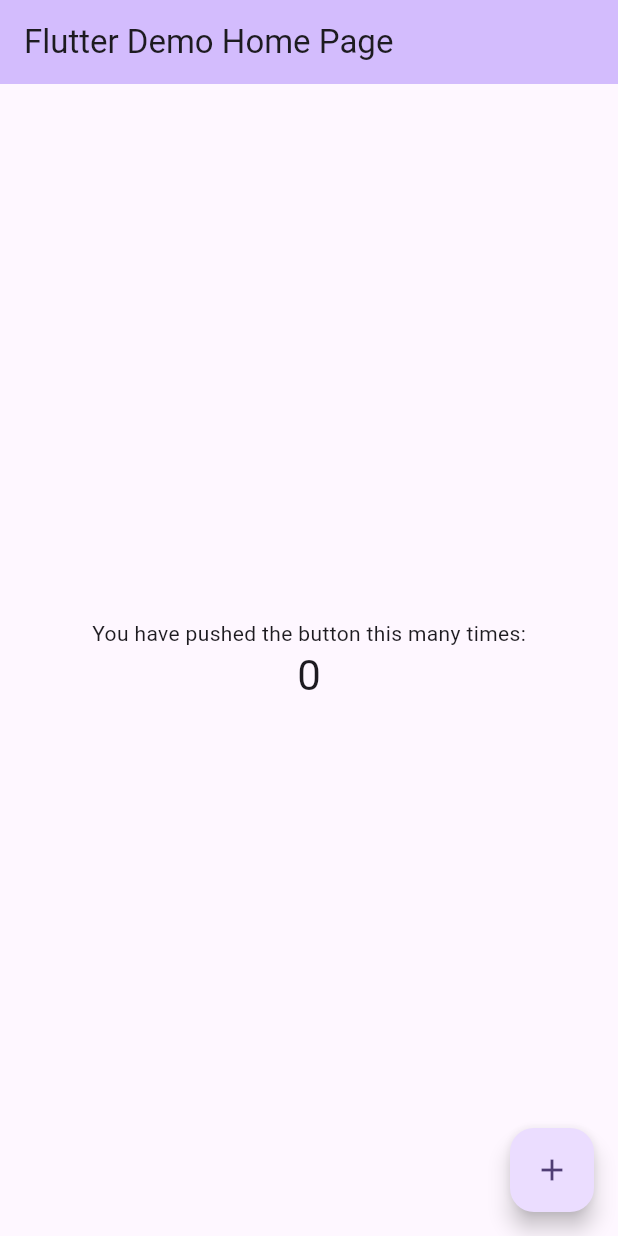
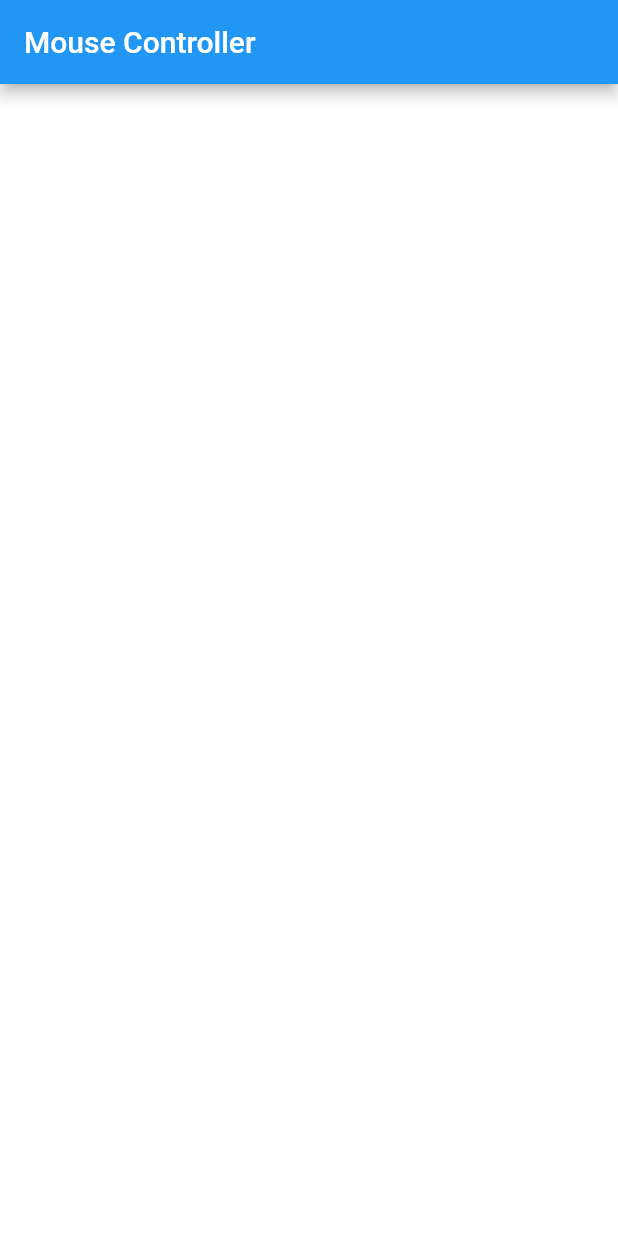
Before and after one commit to mukundsolanki/SyncPad, a Flutter app: the screen it shows after launch, on a phone screen of 412 x 824 dp. Run offline on Flutter 3.47's test engine with Material 2 defaults, Android fonts, the phone set to English and light mode, and no system bars; our stand-ins replace socket_io_client; network calls fail.

Commit message:
Basic mouse movement test done with the server

```diff
--- a/lib/main.dart
+++ b/lib/main.dart
@@ -1,125 +1,73 @@
+import 'dart:io';
+import 'dart:typed_data';
 import 'package:flutter/material.dart';
+import 'package:flutter/services.dart';
+import 'package:socket_io_client/socket_io_client.dart' as IO;
 
 void main() {
-  runApp(const MyApp());
+  runApp( MouseControllerApp());
 }
 
-class MyApp extends StatelessWidget {
-  const MyApp({super.key});
-
-  // This widget is the root of your application.
+class MouseControllerApp extends StatelessWidget {
   @override
   Widget build(BuildContext context) {
     return MaterialApp(
-      title: 'Flutter Demo',
+      title: 'Mouse Controller',
       theme: ThemeData(
-        // This is the theme of your application.
-        //
-        // TRY THIS: Try running your application with "flutter run". You'll see
-        // the application has a blue toolbar. Then, without quitting the app,
-        // try changing the seedColor in the colorScheme below to Colors.green
-        // and then invoke "hot reload" (save your changes or press the "hot
-        // reload" button in a Flutter-supported IDE, or press "r" if you used
-        // the command line to start the app).
-        //
-        // Notice that the counter didn't reset back to zero; the application
-        // state is not lost during the reload. To reset the state, use hot
-        // restart instead.
-        //
-        // This works for code too, not just values: Most code changes can be
-        // tested with just a hot reload.
-        colorScheme: ColorScheme.fromSeed(seedColor: Colors.deepPurple),
-        useMaterial3: true,
+        primarySwatch: Colors.blue,
       ),
-      home: const MyHomePage(title: 'Flutter Demo Home Page'),
+      home: MouseControllerPage(),
     );
   }
 }
 
-class MyHomePage extends StatefulWidget {
-  const MyHomePage({super.key, required this.title});
+class MouseControllerPage extends StatefulWidget {
+  @override
+  _MouseControllerPageState createState() => _MouseControllerPageState();
+}
 
-  // This widget is the home page of your application. It is stateful, meaning
-  // that it has a State object (defined below) that contains fields that affect
-  // how it looks.
-
-  // This class is the configuration for the state. It holds the values (in this
-  // case the title) provided by the parent (in this case the App widget) and
-  // used by the build method of the State. Fields in a Widget subclass are
-  // always marked "final".
-
-  final String title;
+class _MouseControllerPageState extends State<MouseControllerPage> {
+  late IO.Socket socket;
 
   @override
-  State<MyHomePage> createState() => _MyHomePageState();
-}
+  void initState() {
+    super.initState();
+    connectToServer();
+  }
 
-class _MyHomePageState extends State<MyHomePage> {
-  int _counter = 0;
+  void connectToServer() {
+    socket = IO.io(
+      'http://192.168.29.192:3000',
+      IO.OptionBuilder()
+          .setTransports(['websocket'])
+          .enableAutoConnect()
+          .build(),
+    );
+    socket.onConnect((_) {
+      print('Connected');
+    });
+  }
 
-  void _incrementCounter() {
-    setState(() {
-      // This call to setState tells the Flutter framework that something has
-      // changed in this State, which causes it to rerun the build method below
-      // so that the display can reflect the updated values. If we changed
-      // _counter without calling setState(), then the build method would not be
-      // called again, and so nothing would appear to happen.
-      _counter++;
-    });
+  void sendMouseEvent(String event, int dx, int dy) {
+    socket.emit('mouseEvent', {'event': event, 'dx': dx, 'dy': dy});
   }
 
   @override
   Widget build(BuildContext context) {
-    // This method is rerun every time setState is called, for instance as done
-    // by the _incrementCounter method above.
-    //
-    // The Flutter framework has been optimized to make rerunning build methods
-    // fast, so that you can just rebuild anything that needs updating rather
-    // than having to individually change instances of widgets.
     return Scaffold(
       appBar: AppBar(
-        // TRY THIS: Try changing the color here to a specific color (to
-        // Colors.amber, perhaps?) and trigger a hot reload to see the AppBar
-        // change color while the other colors stay the same.
-        backgroundColor: Theme.of(context).colorScheme.inversePrimary,
-        // Here we take the value from the MyHomePage object that was created by
-        // the App.build method, and use it to set our appbar title.
-        title: Text(widget.title),
+        title: Text('Mouse Controller'),
       ),
-      body: Center(
-        // Center is a layout widget. It takes a single child and positions it
-        // in the middle of the parent.
-        child: Column(
-          // Column is also a layout widget. It takes a list of children and
-          // arranges them vertically. By default, it sizes itself to fit its
-          // children horizontally, and tries to be as tall as its parent.
-          //
-          // Column has various properties to control how it sizes itself and
-          // how it positions its children. Here we use mainAxisAlignment to
-          // center the children vertically; the main axis here is the vertical
-          // axis because Columns are vertical (the cross axis would be
-          // horizontal).
-          //
-          // TRY THIS: Invoke "debug painting" (choose the "Toggle Debug Paint"
-          // action in the IDE, or press "p" in the console), to see the
-          // wireframe for each widget.
-          mainAxisAlignment: MainAxisAlignment.center,
-          children: <Widget>[
-            const Text(
-              'You have pushed the button this many times:',
-            ),
-            Text(
-              '$_counter',
-              style: Theme.of(context).textTheme.headlineMedium,
-            ),
-          ],
+      body: GestureDetector(
+        onPanUpdate: (details) {
+          int dx = details.delta.dx.round();
+          int dy = details.delta.dy.round();
+          sendMouseEvent('move', dx, dy);
+        },
+        child: Container(
+          color: Colors.white,
         ),
       ),
-      floatingActionButton: FloatingActionButton(
-        onPressed: _incrementCounter,
-        tooltip: 'Increment',
-        child: const Icon(Icons.add),
-      ), // This trailing comma makes auto-formatting nicer for build methods.
     );
   }
 }
--- a/pubspec.yaml
+++ b/pubspec.yaml
@@ -30,6 +30,7 @@ environment:
 dependencies:
   flutter:
     sdk: flutter
+  socket_io_client: ^2.0.0
 
 
   # The following adds the Cupertino Icons font to your application.
```
Also changed, not shown: pubspec.lock.
